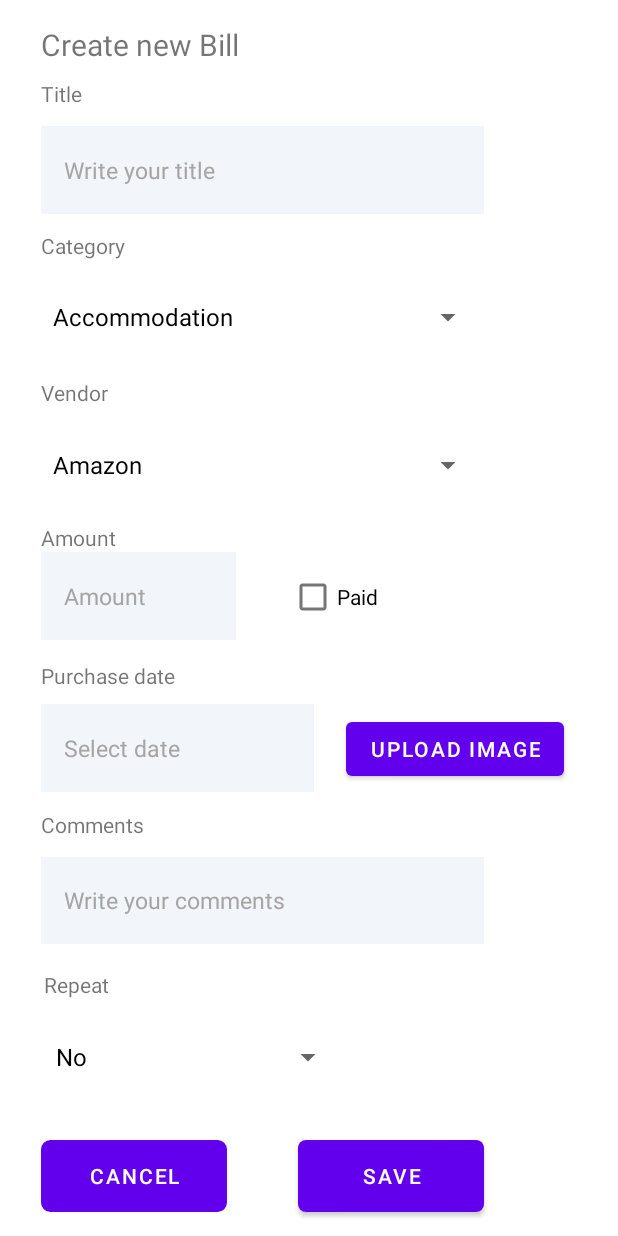
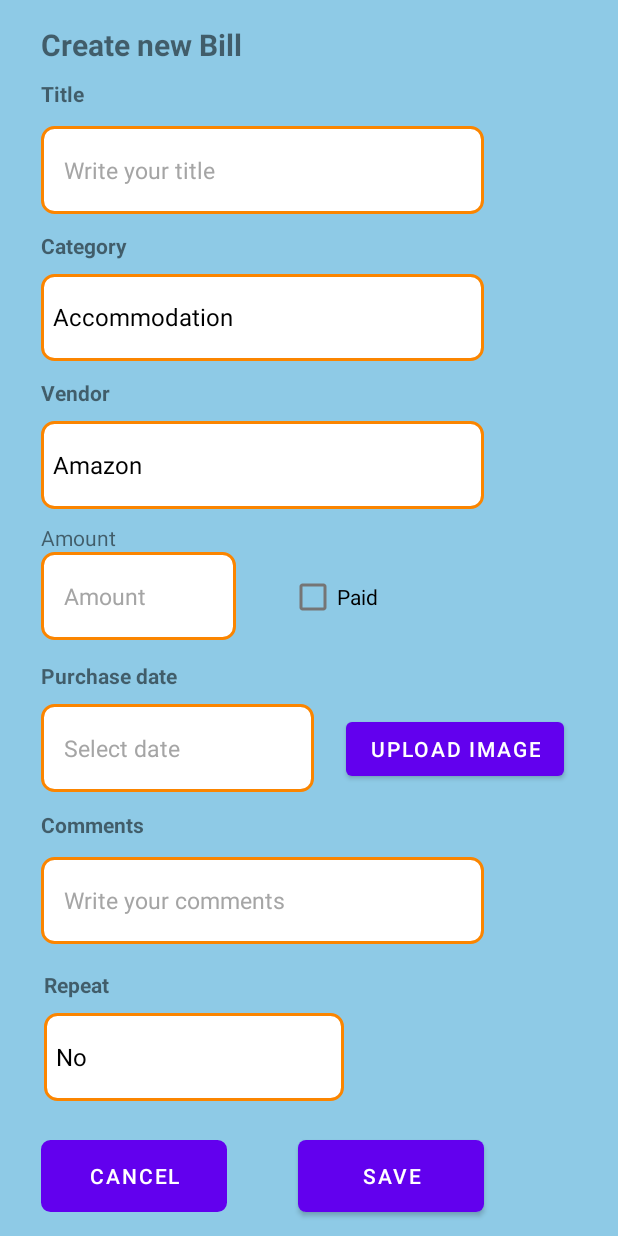
Before and after one commit to j-ritter/SmartStackSolutions, an Android app built with Jetpack Compose: the createBill screen opened directly, with no data from a screen before it, on a phone screen of 412 x 824 dp. Run offline under Robolectric (Android 15) with nearby library versions, the phone set to English and light mode, and no system bars; our stand-ins replace Firebase (no records; nobody signed in at launch, a user with empty details on screens opened directly).

Commit message:
design & drawables

```diff
--- /dev/null
+++ b/app/src/main/res/drawable/background_blue1.xml
@@ -0,0 +1,8 @@
+<?xml version="1.0" encoding="utf-8"?>
+<selector xmlns:android="http://schemas.android.com/apk/res/android">
+    <item>
+        <shape android:shape="rectangle">
+            <solid android:color="#8ECAE6" />
+        </shape>
+    </item>
+</selector>
--- /dev/null
+++ b/app/src/main/res/drawable/rounded_frame_background.xml
@@ -0,0 +1,7 @@
+<shape xmlns:android="http://schemas.android.com/apk/res/android">
+    <solid android:color="#FFFFFF"/>
+    <corners android:radius="8dp"/>
+    <stroke
+        android:width="2dp"
+        android:color="#FB8500"/>
+</shape>
--- a/app/src/main/res/layout/activity_create_bill.xml
+++ b/app/src/main/res/layout/activity_create_bill.xml
@@ -5,6 +5,7 @@
     android:id="@+id/main"
     android:layout_width="match_parent"
     android:layout_height="match_parent"
+    android:background="@drawable/background_blue1"
     tools:context=".createBill">
 
     <Button
@@ -29,6 +30,7 @@
         android:layout_marginBottom="9dp"
         android:text="@string/create_new_bill"
         android:textSize="20sp"
+        android:textStyle="bold"
         app:layout_constraintBottom_toTopOf="@+id/textView5"
         app:layout_constraintStart_toStartOf="parent"
         app:layout_constraintTop_toTopOf="parent" />
@@ -38,7 +40,7 @@
         android:layout_width="0dp"
         android:layout_height="0dp"
         android:layout_marginBottom="17dp"
-        android:background="@drawable/edt_background"
+        android:background="@drawable/rounded_frame_background"
         android:ems="10"
         android:hint="@string/write_your_comments"
         android:inputType="text"
@@ -57,6 +59,7 @@
         android:layout_width="0dp"
         android:layout_height="0dp"
         android:layout_marginBottom="11dp"
+        android:background="@drawable/rounded_frame_background"
         app:layout_constraintBottom_toTopOf="@+id/txtVendor"
         app:layout_constraintEnd_toEndOf="@+id/spinnerVendors"
         app:layout_constraintStart_toStartOf="@+id/txtCategory"
@@ -67,6 +70,7 @@
         android:layout_width="0dp"
         android:layout_height="0dp"
         android:layout_marginBottom="9dp"
+        android:background="@drawable/rounded_frame_background"
         app:layout_constraintBottom_toTopOf="@+id/textView8"
         app:layout_constraintEnd_toEndOf="@+id/checkBoxPaid"
         app:layout_constraintStart_toStartOf="@+id/txtVendor"
@@ -87,6 +91,7 @@
         android:layout_height="wrap_content"
         android:layout_marginBottom="9dp"
         android:text="@string/purchase_date"
+        android:textStyle="bold"
         app:layout_constraintBottom_toTopOf="@+id/edtDate"
         app:layout_constraintStart_toStartOf="@+id/edtDate"
         app:layout_constraintTop_toBottomOf="@+id/edtAmount" />
@@ -97,6 +102,7 @@
         android:layout_height="wrap_content"
         android:layout_marginBottom="12dp"
         android:text="@string/comments"
+        android:textStyle="bold"
         app:layout_constraintBottom_toTopOf="@+id/edtComments"
         app:layout_constraintStart_toStartOf="@+id/edtDate"
         app:layout_constraintTop_toBottomOf="@+id/edtDate" />
@@ -106,7 +112,7 @@
         android:layout_width="0dp"
         android:layout_height="0dp"
         android:layout_marginBottom="11dp"
-        android:background="@drawable/edt_background"
+        android:background="@drawable/rounded_frame_background"
         android:ems="10"
         android:hint="@string/write_your_title"
         android:inputType="text"
@@ -127,7 +133,7 @@
         android:layout_marginStart="27dp"
         android:layout_marginEnd="21dp"
         android:layout_marginBottom="12dp"
-        android:background="@drawable/edt_background"
+        android:background="@drawable/rounded_frame_background"
         android:clickable="false"
         android:ems="10"
         android:focusable="false"
@@ -149,6 +155,7 @@
         android:layout_marginStart="27dp"
         android:layout_marginBottom="9dp"
         android:text="@string/category"
+        android:textStyle="bold"
         app:layout_constraintBottom_toTopOf="@+id/spinnerCategories"
         app:layout_constraintStart_toStartOf="parent"
         app:layout_constraintTop_toBottomOf="@+id/edtTitle" />
@@ -160,7 +167,7 @@
         android:layout_marginStart="27dp"
         android:layout_marginEnd="35dp"
         android:layout_marginBottom="14dp"
-        android:background="@drawable/edt_background"
+        android:background="@drawable/rounded_frame_background"
         android:ems="10"
         android:hint="@string/Amount"
         android:inputType="numberDecimal"
@@ -181,6 +188,7 @@
         android:layout_marginStart="27dp"
         android:layout_marginBottom="9dp"
         android:text="@string/vendor"
+        android:textStyle="bold"
         app:layout_constraintBottom_toTopOf="@+id/spinnerVendors"
         app:layout_constraintStart_toStartOf="parent"
         app:layout_constraintTop_toBottomOf="@+id/spinnerCategories" />
@@ -201,6 +209,7 @@
         android:layout_height="wrap_content"
         android:layout_marginBottom="12dp"
         android:text="Title"
+        android:textStyle="bold"
         app:layout_constraintBottom_toTopOf="@+id/edtTitle"
         app:layout_constraintStart_toStartOf="@+id/textView7"
         app:layout_constraintTop_toBottomOf="@+id/textView7" />
@@ -236,6 +245,7 @@
         android:layout_marginStart="2dp"
         android:layout_marginBottom="9dp"
         android:text="Repeat"
+        android:textStyle="bold"
         app:layout_constraintBottom_toTopOf="@+id/spinnerRepeat"
         app:layout_constraintStart_toStartOf="@+id/edtComments"
         app:layout_constraintTop_toBottomOf="@+id/edtComments" />
@@ -245,6 +255,7 @@
         android:layout_width="200dp"
         android:layout_height="0dp"
         android:layout_marginBottom="26dp"
+        android:background="@drawable/rounded_frame_background"
         app:layout_constraintBottom_toTopOf="@+id/btnCancel"
         app:layout_constraintStart_toStartOf="@+id/textView6"
         app:layout_constraintTop_toBottomOf="@+id/textView6" />
```
Also changed, not shown: app/src/main/res/drawable/orange_button_background.xml (added, +8 -0 lines), app/src/main/res/drawable/rounded_button_background.xml (added, +8 -0 lines), app/src/main/res/drawable/rounded_corner_background.xml (added, +8 -0 lines), app/src/main/res/drawable/rounded_edittext_background.xml (added, +7 -0 lines), app/src/main/res/drawable/rounded_spinner_background.xml (added, +7 -0 lines).
